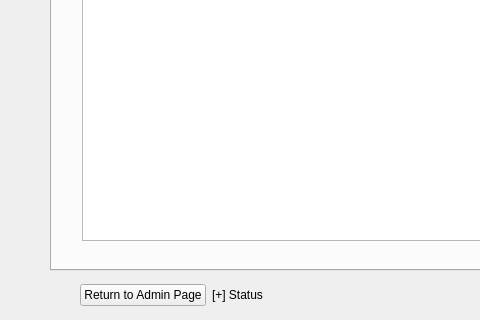
Before: the Qt Designer form Project2/admin_rebate.ui in tdragon00/CS1C_Project_2, drawn with Qt 5; both pictures show x 0 to 480 and y 330 to 650 of the 1250 by 650 pixel window.
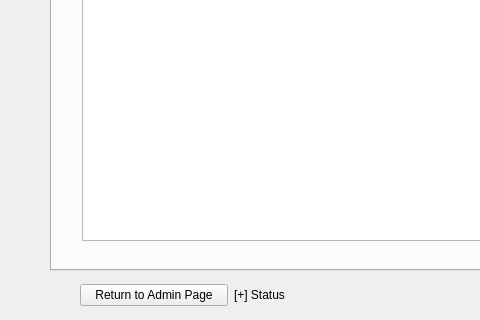
After: the same form once the commit is applied.

What changed in the file:
```diff
--- a/Project2/admin_rebate.ui
+++ b/Project2/admin_rebate.ui
@@ -152,18 +152,24 @@
     <string>&lt;html&gt;&lt;head/&gt;&lt;body&gt;&lt;p align=&quot;center&quot;&gt;&lt;span style=&quot; font-size:36pt; font-weight:600;&quot;&gt;REBATE STATUS ADMIN&lt;/span&gt;&lt;/p&gt;&lt;/body&gt;&lt;/html&gt;</string>
    </property>
   </widget>
-  <widget class="QWidget" name="">
+  <widget class="QWidget" name="layoutWidget">
    <property name="geometry">
     <rect>
      <x>80</x>
      <y>610</y>
-     <width>222</width>
+     <width>301</width>
      <height>30</height>
     </rect>
    </property>
    <layout class="QHBoxLayout" name="horizontalLayout">
     <item>
      <widget class="QPushButton" name="returnButton">
+      <property name="sizePolicy">
+       <sizepolicy hsizetype="MinimumExpanding" vsizetype="Fixed">
+        <horstretch>0</horstretch>
+        <verstretch>0</verstretch>
+       </sizepolicy>
+      </property>
       <property name="text">
        <string>Return to Admin Page</string>
       </property>
@@ -171,6 +177,12 @@
     </item>
     <item>
      <widget class="QLabel" name="statusLine">
+      <property name="sizePolicy">
+       <sizepolicy hsizetype="MinimumExpanding" vsizetype="Preferred">
+        <horstretch>0</horstretch>
+        <verstretch>0</verstretch>
+       </sizepolicy>
+      </property>
       <property name="text">
        <string>[+] Status</string>
       </property>
```
